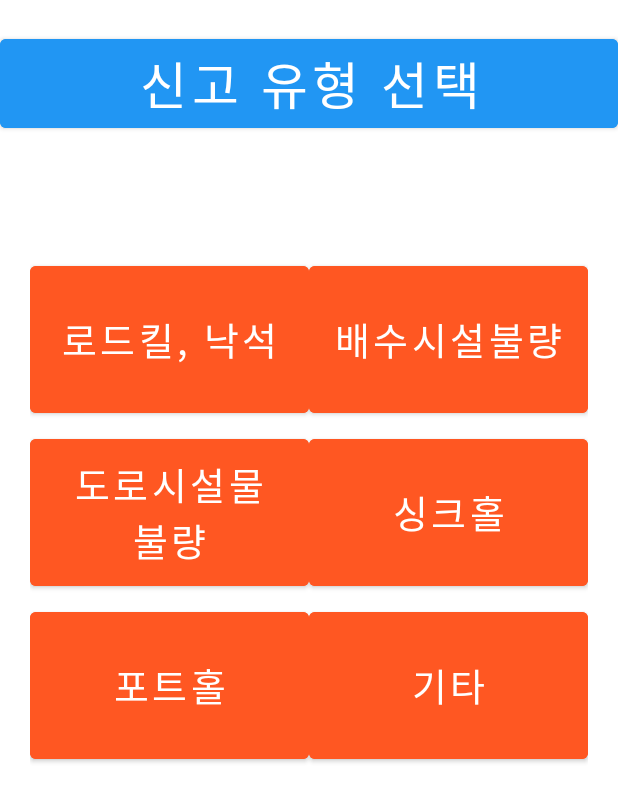
After one commit to Baekbanjang/DogStreet, an Android app: the select_types_MainActivity screen opened directly, with no data from a screen before it, on a phone screen of 412 x 824 dp. The commit adds this screen. Shown: the top 802 px of the screen. Run offline under Robolectric (Android 15) with nearby library versions, the phone set to English and light mode, and no system bars.

Commit message:
2023 11/10 중간 결과 코드 종합

```diff
--- /dev/null
+++ b/app/src/main/java/com/example/firebase/select_types_MainActivity.java
@@ -0,0 +1,14 @@
+package com.example.firebase;
+
+import androidx.appcompat.app.AppCompatActivity;
+
+import android.os.Bundle;
+
+public class select_types_MainActivity extends AppCompatActivity {
+
+    @Override
+    protected void onCreate(Bundle savedInstanceState) {
+        super.onCreate(savedInstanceState);
+        setContentView(R.layout.select_types);
+    }
+}
--- /dev/null
+++ b/app/src/main/res/layout/select_types.xml
@@ -0,0 +1,103 @@
+<?xml version="1.0" encoding="utf-8"?>
+<LinearLayout xmlns:android="http://schemas.android.com/apk/res/android"
+    xmlns:app="http://schemas.android.com/apk/res-auto"
+    xmlns:tools="http://schemas.android.com/tools"
+    android:layout_width="match_parent"
+    android:layout_height="wrap_content"
+    android:layout_marginTop="20dp"
+    android:orientation="vertical"
+    tools:context=".select_types_MainActivity">
+
+    <Button
+        android:id="@+id/button"
+        android:layout_width="match_parent"
+        android:layout_height="match_parent"
+        android:backgroundTint="#2196F3"
+        android:text="신고 유형 선택"
+        android:textSize="34sp" />
+
+    <LinearLayout
+        android:layout_width="match_parent"
+        android:layout_height="match_parent"
+        android:layout_gravity="center"
+        android:layout_marginLeft="20dp"
+        android:layout_marginTop="80dp"
+        android:layout_marginRight="20dp"
+        android:orientation="horizontal">
+
+        <Button
+            android:id="@+id/button2"
+            android:layout_width="match_parent"
+            android:layout_height="110dp"
+            android:layout_weight="1"
+            android:backgroundTint="#FF5722"
+            android:text="로드킬, 낙석"
+            android:textSize="25sp" />
+
+        <Button
+            android:id="@+id/button3"
+            android:layout_width="match_parent"
+            android:layout_height="match_parent"
+            android:layout_weight="1"
+            android:backgroundTint="#FF5722"
+            android:text="배수시설불량"
+            android:textSize="25sp" />
+    </LinearLayout>
+
+    <LinearLayout
+        android:layout_width="match_parent"
+        android:layout_height="match_parent"
+        android:layout_gravity="center"
+        android:layout_marginLeft="20dp"
+        android:layout_marginTop="5dp"
+        android:layout_marginRight="20dp"
+        android:orientation="horizontal">
+
+        <Button
+            android:id="@+id/button4"
+            android:layout_width="match_parent"
+            android:layout_height="110dp"
+            android:layout_weight="1"
+            android:backgroundTint="#FF5722"
+            android:text="도로시설물 불량"
+            android:textSize="25sp" />
+
+        <Button
+            android:id="@+id/button5"
+            android:layout_width="match_parent"
+            android:layout_height="match_parent"
+            android:layout_weight="1"
+            android:backgroundTint="#FF5722"
+            android:text="싱크홀"
+            android:textSize="25sp" />
+    </LinearLayout>
+
+    <LinearLayout
+        android:layout_width="match_parent"
+        android:layout_height="match_parent"
+        android:layout_gravity="center"
+        android:layout_marginLeft="20dp"
+        android:layout_marginTop="5dp"
+        android:layout_marginRight="20dp"
+        android:orientation="horizontal">
+
+        <Button
+            android:id="@+id/button6"
+            android:layout_width="match_parent"
+            android:layout_height="110dp"
+            android:layout_weight="1"
+            android:backgroundTint="#FF5722"
+            android:text="포트홀"
+            android:textSize="25sp" />
+
+        <Button
+            android:id="@+id/button7"
+            android:layout_width="match_parent"
+            android:layout_height="match_parent"
+            android:layout_weight="1"
+            android:backgroundTint="#FF5722"
+            android:text="기타"
+            android:textSize="25sp" />
+    </LinearLayout>
+
+</LinearLayout>
```
Also changed, not shown: app/src/main/java/com/example/firebase/activity_signup.java (added, +101 -0 lines), app/src/main/java/com/example/firebase/driver_mode.java (added, +104 -0 lines), app/src/main/java/com/example/firebase/mode_choice.java (added, +36 -0 lines), app/src/main/res/layout/activity_signup.xml (renamed from app/src/main/res/layout/activity_main.xml, +24 -3 lines), app/src/main/res/layout/driver_mode.xml (added, +45 -0 lines), app/src/main/res/layout/mode_choice.xml (added, +73 -0 lines).
